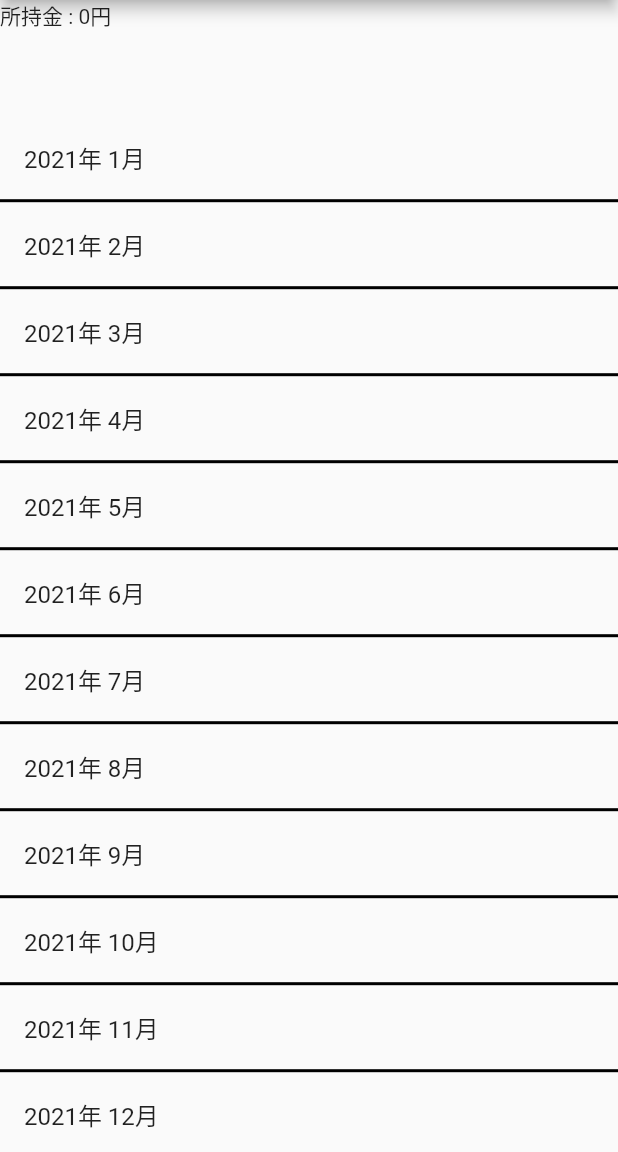
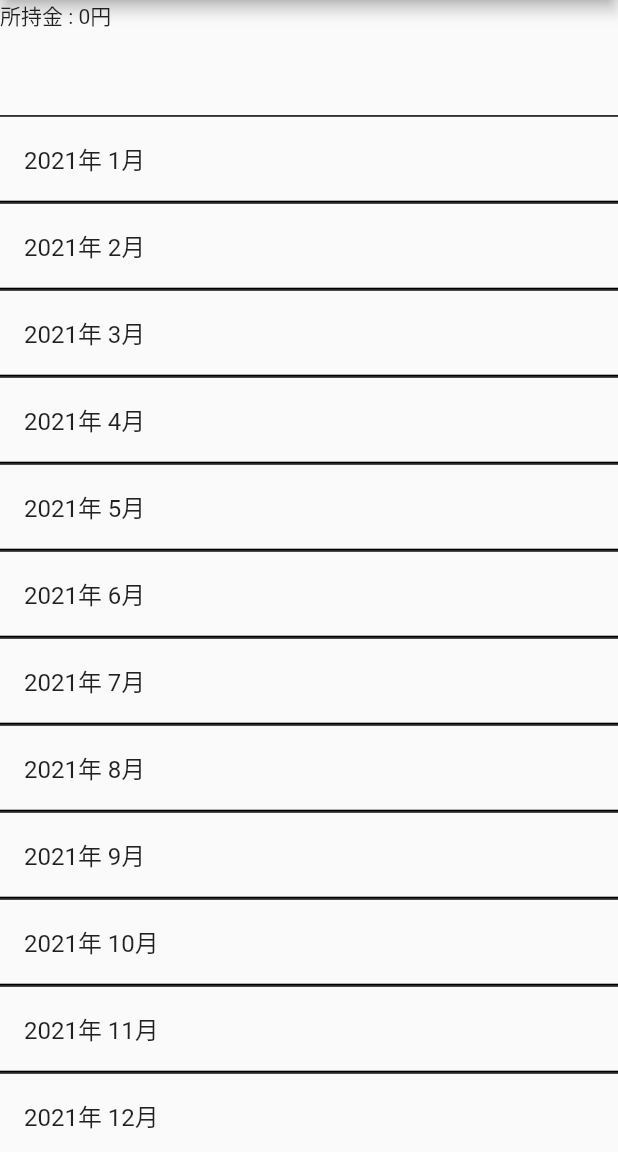
Before and after one commit to higu-yuu/Kakeibo_app, a Flutter app: the screen it shows after launch, on a phone screen of 412 x 824 dp, the part 84-1236 px from its top. Run offline on Flutter 3.47's test engine with Material 2 defaults, Android fonts, the phone set to English and light mode, and no system bars.

Commit message:
リストの上下に区切り線追加

```diff
--- a/lib/main.dart
+++ b/lib/main.dart
@@ -71,7 +71,8 @@ class _MyHomePageState extends State<MyHomePage> {
                   return Container(
                     decoration: new BoxDecoration(
                       border: new Border(
-                        bottom: new BorderSide(color: Colors.black, width: 2.0),
+                        top: new BorderSide(color: Colors.black, width: 1.0),
+                        bottom: new BorderSide(color: Colors.black, width: 1.0),
                       ),
                     ),
                     child: ListTile(
```
